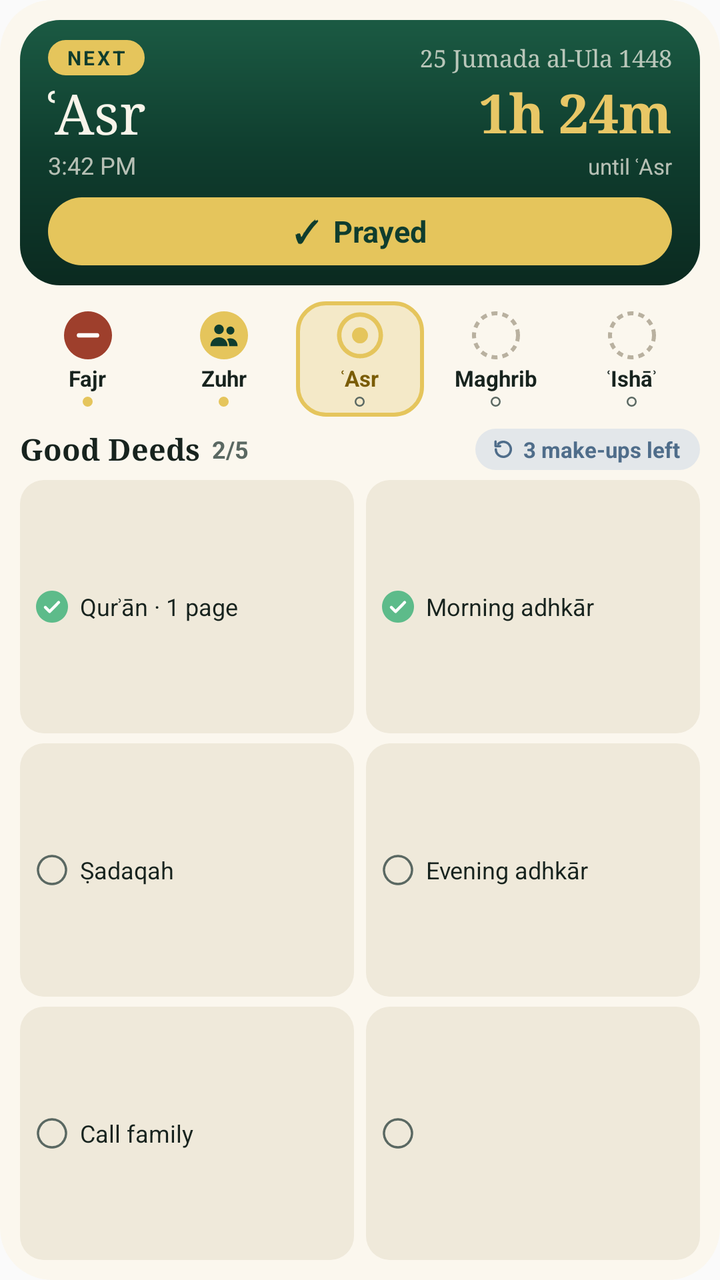
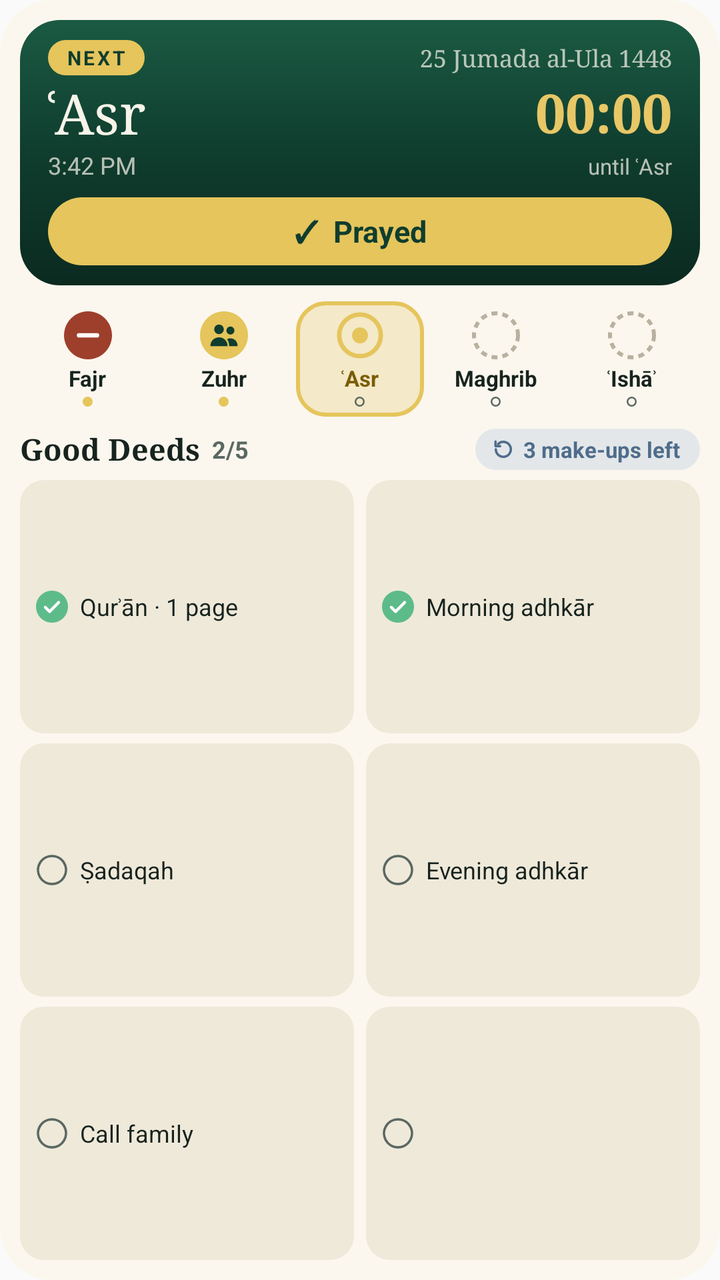

Compare the two renders of this Android layout. The source of the first and the diff that turns it into the second are given below.
<!-- AndroidManifest.xml: application theme AppTheme -->
<!-- res/layout/zw_widget_large.xml -->
<?xml version="1.0" encoding="utf-8"?>
<LinearLayout xmlns:android="http://schemas.android.com/apk/res/android" android:id="@+id/zw_root" android:layout_width="match_parent" android:layout_height="match_parent"
    android:background="@drawable/zw_bg_card" android:orientation="vertical" android:padding="10dp">
    <LinearLayout android:id="@+id/zw_hero" android:layout_width="match_parent" android:layout_height="wrap_content" android:orientation="vertical"
        android:background="@drawable/zw_bg_hero" android:paddingStart="14dp" android:paddingEnd="14dp" android:paddingTop="10dp" android:paddingBottom="10dp">
        <LinearLayout android:layout_width="match_parent" android:layout_height="wrap_content" android:orientation="horizontal" android:gravity="center_vertical">
            <TextView android:id="@+id/zw_tag" android:layout_width="wrap_content" android:layout_height="wrap_content"
            android:background="@drawable/zw_bg_pill_gold" android:paddingStart="9dp" android:paddingEnd="9dp" android:paddingTop="2dp" android:paddingBottom="2dp"
            android:text="Next" android:textAllCaps="true" android:letterSpacing="0.12" android:textColor="@color/zw_forest" android:textSize="10sp" android:textStyle="bold" />
            <TextView android:id="@+id/zw_hijri" android:layout_width="0dp" android:layout_weight="1" android:layout_height="wrap_content" android:gravity="end"
                android:fontFamily="serif" android:text="25 Jumada al-Ula 1448" android:textColor="@color/zw_on_forest_dim" android:textSize="12sp" android:maxLines="1" android:ellipsize="end" />
        </LinearLayout>
        <LinearLayout android:layout_width="match_parent" android:layout_height="wrap_content" android:orientation="horizontal" android:gravity="center_vertical">
            <TextView android:id="@+id/zw_name" android:layout_width="wrap_content" android:layout_height="wrap_content"
                android:fontFamily="serif" android:text="ʿAsr" android:textColor="@color/zw_on_forest" android:textSize="28sp" android:maxLines="1" />
            <TextView android:id="@+id/zw_countdown" android:layout_width="0dp" android:layout_weight="1" android:layout_height="wrap_content" android:gravity="end"
                android:fontFamily="serif" android:text="1h 24m" android:textColor="@color/zw_gold_text" android:textSize="27sp" android:textStyle="bold" android:maxLines="1" />
        </LinearLayout>
        <LinearLayout android:layout_width="match_parent" android:layout_height="wrap_content" android:orientation="horizontal">
            <TextView android:id="@+id/zw_time" android:layout_width="wrap_content" android:layout_height="wrap_content"
                android:text="3:42 PM" android:textColor="@color/zw_on_forest_dim" android:textSize="12sp" android:maxLines="1" />
            <TextView android:id="@+id/zw_countdown_label" android:layout_width="0dp" android:layout_weight="1" android:layout_height="wrap_content" android:gravity="end"
                android:text="until ʿAsr" android:textColor="@color/zw_on_forest_dim" android:textSize="11sp" android:maxLines="1" />
        </LinearLayout>
        <FrameLayout android:layout_width="match_parent" android:layout_height="8dp" />
        <TextView android:id="@+id/zw_button" android:layout_width="match_parent" android:layout_height="34dp"
        android:background="@drawable/zw_bg_pill_gold" android:gravity="center" android:text="✓  Prayed"
        android:textColor="@color/zw_forest" android:textSize="15sp" android:textStyle="bold" android:maxLines="1" />
    </LinearLayout>
    <LinearLayout android:layout_width="match_parent" android:layout_height="wrap_content" android:layout_marginTop="8dp" android:orientation="horizontal">
        <LinearLayout android:id="@+id/zw_p0" android:layout_width="0dp" android:layout_height="wrap_content" android:layout_weight="1"
            android:layout_marginStart="2dp" android:layout_marginEnd="2dp" android:orientation="vertical" android:gravity="center_horizontal"
            android:background="@drawable/zw_bg_clear" android:paddingTop="5dp" android:paddingBottom="5dp">
            <ImageView android:id="@+id/zw_p0_icon" android:layout_width="24dp" android:layout_height="24dp" android:src="@drawable/zw_st_missed" android:importantForAccessibility="no" />
            <TextView android:id="@+id/zw_p0_name" android:layout_width="wrap_content" android:layout_height="wrap_content" android:layout_marginTop="2dp"
                android:text="Fajr" android:textColor="@color/zw_card_ink" android:textSize="11sp" android:textStyle="bold" android:maxLines="1" />
            <ImageView android:id="@+id/zw_p0_dot" android:layout_width="5dp" android:layout_height="5dp" android:layout_marginTop="2dp" android:src="@drawable/zw_dot_on" android:importantForAccessibility="no" />
        </LinearLayout>
        <LinearLayout android:id="@+id/zw_p1" android:layout_width="0dp" android:layout_height="wrap_content" android:layout_weight="1"
            android:layout_marginStart="2dp" android:layout_marginEnd="2dp" android:orientation="vertical" android:gravity="center_horizontal"
            android:background="@drawable/zw_bg_clear" android:paddingTop="5dp" android:paddingBottom="5dp">
            <ImageView android:id="@+id/zw_p1_icon" android:layout_width="24dp" android:layout_height="24dp" android:src="@drawable/zw_st_congregation" android:importantForAccessibility="no" />
            <TextView android:id="@+id/zw_p1_name" android:layout_width="wrap_content" android:layout_height="wrap_content" android:layout_marginTop="2dp"
                android:text="Zuhr" android:textColor="@color/zw_card_ink" android:textSize="11sp" android:textStyle="bold" android:maxLines="1" />
            <ImageView android:id="@+id/zw_p1_dot" android:layout_width="5dp" android:layout_height="5dp" android:layout_marginTop="2dp" android:src="@drawable/zw_dot_on" android:importantForAccessibility="no" />
        </LinearLayout>
        <LinearLayout android:id="@+id/zw_p2" android:layout_width="0dp" android:layout_height="wrap_content" android:layout_weight="1"
            android:layout_marginStart="2dp" android:layout_marginEnd="2dp" android:orientation="vertical" android:gravity="center_horizontal"
            android:background="@drawable/zw_bg_focus_card" android:paddingTop="5dp" android:paddingBottom="5dp">
            <ImageView android:id="@+id/zw_p2_icon" android:layout_width="24dp" android:layout_height="24dp" android:src="@drawable/zw_st_next" android:importantForAccessibility="no" />
            <TextView android:id="@+id/zw_p2_name" android:layout_width="wrap_content" android:layout_height="wrap_content" android:layout_marginTop="2dp"
                android:text="ʿAsr" android:textColor="@color/zw_card_focus_ink" android:textSize="11sp" android:textStyle="bold" android:maxLines="1" />
            <ImageView android:id="@+id/zw_p2_dot" android:layout_width="5dp" android:layout_height="5dp" android:layout_marginTop="2dp" android:src="@drawable/zw_dot_off_card" android:importantForAccessibility="no" />
        </LinearLayout>
        <LinearLayout android:id="@+id/zw_p3" android:layout_width="0dp" android:layout_height="wrap_content" android:layout_weight="1"
            android:layout_marginStart="2dp" android:layout_marginEnd="2dp" android:orientation="vertical" android:gravity="center_horizontal"
            android:background="@drawable/zw_bg_clear" android:paddingTop="5dp" android:paddingBottom="5dp">
            <ImageView android:id="@+id/zw_p3_icon" android:layout_width="24dp" android:layout_height="24dp" android:src="@drawable/zw_ring_upcoming_card" android:importantForAccessibility="no" />
            <TextView android:id="@+id/zw_p3_name" android:layout_width="wrap_content" android:layout_height="wrap_content" android:layout_marginTop="2dp"
                android:text="Maghrib" android:textColor="@color/zw_card_ink" android:textSize="11sp" android:textStyle="bold" android:maxLines="1" />
            <ImageView android:id="@+id/zw_p3_dot" android:layout_width="5dp" android:layout_height="5dp" android:layout_marginTop="2dp" android:src="@drawable/zw_dot_off_card" android:importantForAccessibility="no" />
        </LinearLayout>
        <LinearLayout android:id="@+id/zw_p4" android:layout_width="0dp" android:layout_height="wrap_content" android:layout_weight="1"
            android:layout_marginStart="2dp" android:layout_marginEnd="2dp" android:orientation="vertical" android:gravity="center_horizontal"
            android:background="@drawable/zw_bg_clear" android:paddingTop="5dp" android:paddingBottom="5dp">
            <ImageView android:id="@+id/zw_p4_icon" android:layout_width="24dp" android:layout_height="24dp" android:src="@drawable/zw_ring_upcoming_card" android:importantForAccessibility="no" />
            <TextView android:id="@+id/zw_p4_name" android:layout_width="wrap_content" android:layout_height="wrap_content" android:layout_marginTop="2dp"
                android:text="ʿIshāʾ" android:textColor="@color/zw_card_ink" android:textSize="11sp" android:textStyle="bold" android:maxLines="1" />
            <ImageView android:id="@+id/zw_p4_dot" android:layout_width="5dp" android:layout_height="5dp" android:layout_marginTop="2dp" android:src="@drawable/zw_dot_off_card" android:importantForAccessibility="no" />
        </LinearLayout>
    </LinearLayout>
    <LinearLayout android:id="@+id/zw_deeds" android:layout_width="match_parent" android:layout_height="0dp" android:layout_weight="1" android:orientation="vertical">
        <LinearLayout android:layout_width="match_parent" android:layout_height="wrap_content" android:layout_marginTop="6dp" android:orientation="horizontal" android:gravity="center_vertical">
            <TextView android:id="@+id/zw_deeds_title" android:layout_width="wrap_content" android:layout_height="wrap_content"
                android:fontFamily="serif" android:text="Good Deeds" android:textColor="@color/zw_card_ink" android:textSize="15sp" android:textStyle="bold" android:maxLines="1" />
            <TextView android:id="@+id/zw_deeds_count" android:layout_width="wrap_content" android:layout_height="wrap_content" android:layout_marginStart="6dp"
                android:text="2/5" android:textColor="@color/zw_card_ink2" android:textSize="12sp" android:textStyle="bold" android:maxLines="1" />
            <FrameLayout android:layout_width="0dp" android:layout_height="0dp" android:layout_weight="1" />
            <LinearLayout android:id="@+id/zw_makeups" android:layout_width="wrap_content" android:layout_height="wrap_content" android:orientation="horizontal" android:gravity="center_vertical"
                android:background="@drawable/zw_bg_chip" android:paddingStart="8dp" android:paddingEnd="10dp" android:paddingTop="3dp" android:paddingBottom="3dp">
                <ImageView android:layout_width="12dp" android:layout_height="12dp" android:src="@drawable/zw_ic_madeup_chip" android:importantForAccessibility="no" />
                <TextView android:id="@+id/zw_makeups_text" android:layout_width="wrap_content" android:layout_height="wrap_content" android:layout_marginStart="4dp"
                    android:text="3 make-ups left" android:textColor="@color/zw_card_chip_ink" android:textSize="11sp" android:textStyle="bold" android:maxLines="1" />
            </LinearLayout>
        </LinearLayout>
        <LinearLayout android:id="@+id/zw_drow0" android:layout_width="match_parent" android:layout_height="0dp" android:layout_weight="1" android:layout_marginTop="5dp" android:orientation="horizontal">
            <LinearLayout android:id="@+id/zw_d0" android:layout_width="0dp" android:layout_height="match_parent" android:layout_weight="1"
                android:layout_marginStart="0dp" android:layout_marginEnd="3dp" android:orientation="horizontal" android:gravity="center_vertical"
                android:background="@drawable/zw_bg_deed" android:paddingStart="8dp" android:paddingEnd="8dp">
                <ImageView android:id="@+id/zw_d0_icon" android:layout_width="16dp" android:layout_height="16dp" android:src="@drawable/zw_deed_done" android:importantForAccessibility="no" />
                <TextView android:id="@+id/zw_d0_name" android:layout_width="0dp" android:layout_weight="1" android:layout_height="wrap_content" android:layout_marginStart="6dp"
                    android:text="Qurʾān · 1 page" android:textColor="@color/zw_card_ink" android:textSize="12sp" android:maxLines="1" android:ellipsize="end" />
            </LinearLayout>
            <LinearLayout android:id="@+id/zw_d1" android:layout_width="0dp" android:layout_height="match_parent" android:layout_weight="1"
                android:layout_marginStart="3dp" android:layout_marginEnd="0dp" android:orientation="horizontal" android:gravity="center_vertical"
                android:background="@drawable/zw_bg_deed" android:paddingStart="8dp" android:paddingEnd="8dp">
                <ImageView android:id="@+id/zw_d1_icon" android:layout_width="16dp" android:layout_height="16dp" android:src="@drawable/zw_deed_done" android:importantForAccessibility="no" />
                <TextView android:id="@+id/zw_d1_name" android:layout_width="0dp" android:layout_weight="1" android:layout_height="wrap_content" android:layout_marginStart="6dp"
                    android:text="Morning adhkār" android:textColor="@color/zw_card_ink" android:textSize="12sp" android:maxLines="1" android:ellipsize="end" />
            </LinearLayout>
        </LinearLayout>
        <LinearLayout android:id="@+id/zw_drow1" android:layout_width="match_parent" android:layout_height="0dp" android:layout_weight="1" android:layout_marginTop="5dp" android:orientation="horizontal">
            <LinearLayout android:id="@+id/zw_d2" android:layout_width="0dp" android:layout_height="match_parent" android:layout_weight="1"
                android:layout_marginStart="0dp" android:layout_marginEnd="3dp" android:orientation="horizontal" android:gravity="center_vertical"
                android:background="@drawable/zw_bg_deed" android:paddingStart="8dp" android:paddingEnd="8dp">
                <ImageView android:id="@+id/zw_d2_icon" android:layout_width="16dp" android:layout_height="16dp" android:src="@drawable/zw_deed_todo" android:importantForAccessibility="no" />
                <TextView android:id="@+id/zw_d2_name" android:layout_width="0dp" android:layout_weight="1" android:layout_height="wrap_content" android:layout_marginStart="6dp"
                    android:text="Ṣadaqah" android:textColor="@color/zw_card_ink" android:textSize="12sp" android:maxLines="1" android:ellipsize="end" />
            </LinearLayout>
            <LinearLayout android:id="@+id/zw_d3" android:layout_width="0dp" android:layout_height="match_parent" android:layout_weight="1"
                android:layout_marginStart="3dp" android:layout_marginEnd="0dp" android:orientation="horizontal" android:gravity="center_vertical"
                android:background="@drawable/zw_bg_deed" android:paddingStart="8dp" android:paddingEnd="8dp">
                <ImageView android:id="@+id/zw_d3_icon" android:layout_width="16dp" android:layout_height="16dp" android:src="@drawable/zw_deed_todo" android:importantForAccessibility="no" />
                <TextView android:id="@+id/zw_d3_name" android:layout_width="0dp" android:layout_weight="1" android:layout_height="wrap_content" android:layout_marginStart="6dp"
                    android:text="Evening adhkār" android:textColor="@color/zw_card_ink" android:textSize="12sp" android:maxLines="1" android:ellipsize="end" />
            </LinearLayout>
        </LinearLayout>
        <LinearLayout android:id="@+id/zw_drow2" android:layout_width="match_parent" android:layout_height="0dp" android:layout_weight="1" android:layout_marginTop="5dp" android:orientation="horizontal">
            <LinearLayout android:id="@+id/zw_d4" android:layout_width="0dp" android:layout_height="match_parent" android:layout_weight="1"
                android:layout_marginStart="0dp" android:layout_marginEnd="3dp" android:orientation="horizontal" android:gravity="center_vertical"
                android:background="@drawable/zw_bg_deed" android:paddingStart="8dp" android:paddingEnd="8dp">
                <ImageView android:id="@+id/zw_d4_icon" android:layout_width="16dp" android:layout_height="16dp" android:src="@drawable/zw_deed_todo" android:importantForAccessibility="no" />
                <TextView android:id="@+id/zw_d4_name" android:layout_width="0dp" android:layout_weight="1" android:layout_height="wrap_content" android:layout_marginStart="6dp"
                    android:text="Call family" android:textColor="@color/zw_card_ink" android:textSize="12sp" android:maxLines="1" android:ellipsize="end" />
            </LinearLayout>
            <LinearLayout android:id="@+id/zw_d5" android:layout_width="0dp" android:layout_height="match_parent" android:layout_weight="1"
                android:layout_marginStart="3dp" android:layout_marginEnd="0dp" android:orientation="horizontal" android:gravity="center_vertical"
                android:background="@drawable/zw_bg_deed" android:paddingStart="8dp" android:paddingEnd="8dp">
                <ImageView android:id="@+id/zw_d5_icon" android:layout_width="16dp" android:layout_height="16dp" android:src="@drawable/zw_deed_todo" android:importantForAccessibility="no" />
                <TextView android:id="@+id/zw_d5_name" android:layout_width="0dp" android:layout_weight="1" android:layout_height="wrap_content" android:layout_marginStart="6dp"
                    android:text="" android:textColor="@color/zw_card_ink" android:textSize="12sp" android:maxLines="1" android:ellipsize="end" />
            </LinearLayout>
            <TextView android:id="@+id/zw_add_deed" android:layout_width="0dp" android:layout_height="match_parent" android:layout_weight="1" android:layout_marginStart="3dp"
                android:background="@drawable/zw_bg_add_deed" android:gravity="center" android:text="+ Add deed" android:textColor="@color/zw_card_ink2" android:textSize="12sp" android:maxLines="1" android:visibility="gone" />
        </LinearLayout>
    </LinearLayout>
</LinearLayout>
<!-- resources referenced by this layout -->
<resources>
  <color name="zw_card_chip_ink">#4F6D8A</color>
  <color name="zw_card_focus_ink">#7A5C05</color>
  <color name="zw_card_ink">#17231E</color>
  <color name="zw_card_ink2">#5A6862</color>
  <color name="zw_forest">#0F3D2E</color>
  <color name="zw_gold_text">#E8C766</color>
  <color name="zw_on_forest">#F8F4EA</color>
  <color name="zw_on_forest_dim">#B8F8F4EA</color>
  <!-- drawable zw_bg_add_deed (drawable) -->
  <?xml version="1.0" encoding="utf-8"?>
  <shape xmlns:android="http://schemas.android.com/apk/res/android" android:shape="rectangle">
      <stroke android:width="1dp" android:color="@color/zw_card_dash" android:dashWidth="4dp" android:dashGap="3dp" />
      <corners android:radius="12dp" />
  </shape>
  <!-- drawable zw_bg_card (drawable) -->
  <?xml version="1.0" encoding="utf-8"?>
  <shape xmlns:android="http://schemas.android.com/apk/res/android" android:shape="rectangle">
      <solid android:color="@color/zw_card" />
      <corners android:radius="26dp" />
  </shape>
  <!-- drawable zw_bg_chip (drawable) -->
  <?xml version="1.0" encoding="utf-8"?>
  <shape xmlns:android="http://schemas.android.com/apk/res/android" android:shape="rectangle">
      <solid android:color="@color/zw_card_chip_bg" />
      <corners android:radius="999dp" />
  </shape>
  <!-- drawable zw_bg_clear (drawable) -->
  <?xml version="1.0" encoding="utf-8"?>
  <shape xmlns:android="http://schemas.android.com/apk/res/android" android:shape="rectangle">
      <solid android:color="#00000000" />
      <corners android:radius="14dp" />
  </shape>
  <!-- drawable zw_bg_deed (drawable) -->
  <?xml version="1.0" encoding="utf-8"?>
  <shape xmlns:android="http://schemas.android.com/apk/res/android" android:shape="rectangle">
      <solid android:color="@color/zw_card_inset" />
      <corners android:radius="12dp" />
  </shape>
  <!-- drawable zw_bg_focus_card (drawable) -->
  <?xml version="1.0" encoding="utf-8"?>
  <shape xmlns:android="http://schemas.android.com/apk/res/android" android:shape="rectangle">
      <solid android:color="@color/zw_card_focus_bg" />
      <stroke android:width="2dp" android:color="@color/zw_gold" />
      <corners android:radius="14dp" />
  </shape>
  <!-- drawable zw_bg_pill_gold (drawable) -->
  <?xml version="1.0" encoding="utf-8"?>
  <shape xmlns:android="http://schemas.android.com/apk/res/android" android:shape="rectangle">
      <solid android:color="@color/zw_gold" />
      <corners android:radius="999dp" />
  </shape>
  <!-- drawable zw_dot_off_card (drawable) -->
  <?xml version="1.0" encoding="utf-8"?>
  <shape xmlns:android="http://schemas.android.com/apk/res/android" android:shape="oval">
      <size android:width="6dp" android:height="6dp" />
      <stroke android:width="1dp" android:color="@color/zw_card_ink2" />
  </shape>
  <!-- drawable zw_dot_on (drawable) -->
  <?xml version="1.0" encoding="utf-8"?>
  <shape xmlns:android="http://schemas.android.com/apk/res/android" android:shape="oval">
      <size android:width="6dp" android:height="6dp" />
      <solid android:color="@color/zw_gold" />
  </shape>
  <style name="AppTheme" parent="Theme.AppCompat.Light.DarkActionBar">
          
          <item name="colorPrimary">@color/colorPrimary</item>
          <item name="colorPrimaryDark">@color/colorPrimaryDark</item>
          <item name="colorAccent">@color/colorAccent</item>
      </style>
  <color name="zw_card_dash">#B9B1A0</color>
  <color name="zw_card">#FBF7EE</color>
  <color name="zw_card_chip_bg">#E3E7EA</color>
  <color name="zw_card_inset">#EFE9DA</color>
  <color name="zw_card_focus_bg">#F4E9C8</color>
  <color name="zw_gold">#E5C55C</color>
  <color name="zw_forest_top">#1B5A43</color>
  <color name="zw_forest_bottom">#0B2A20</color>
  <color name="zw_ontime">#5DBB8A</color>
  <color name="zw_mark_ink">#FFFFFF</color>
  <color name="zw_congregation">#E5C55C</color>
  <color name="zw_missed">#9E3F2C</color>
  <!-- unchanged entries left out for length: 8 -->
</resources>

<!-- the commit's change to res/layout/zw_widget_large.xml (unified diff, before → after) -->
@@ -13,8 +13,8 @@
         <LinearLayout android:layout_width="match_parent" android:layout_height="wrap_content" android:orientation="horizontal" android:gravity="center_vertical">
             <TextView android:id="@+id/zw_name" android:layout_width="wrap_content" android:layout_height="wrap_content"
                 android:fontFamily="serif" android:text="ʿAsr" android:textColor="@color/zw_on_forest" android:textSize="28sp" android:maxLines="1" />
-            <TextView android:id="@+id/zw_countdown" android:layout_width="0dp" android:layout_weight="1" android:layout_height="wrap_content" android:gravity="end"
-                android:fontFamily="serif" android:text="1h 24m" android:textColor="@color/zw_gold_text" android:textSize="27sp" android:textStyle="bold" android:maxLines="1" />
+            <Chronometer android:id="@+id/zw_countdown" android:countDown="true" android:layout_width="0dp" android:layout_weight="1" android:layout_height="wrap_content" android:gravity="end"
+                android:fontFamily="serif" android:textColor="@color/zw_gold_text" android:textSize="27sp" android:textStyle="bold" android:maxLines="1" />
         </LinearLayout>
         <LinearLayout android:layout_width="match_parent" android:layout_height="wrap_content" android:orientation="horizontal">
             <TextView android:id="@+id/zw_time" android:layout_width="wrap_content" android:layout_height="wrap_content"
